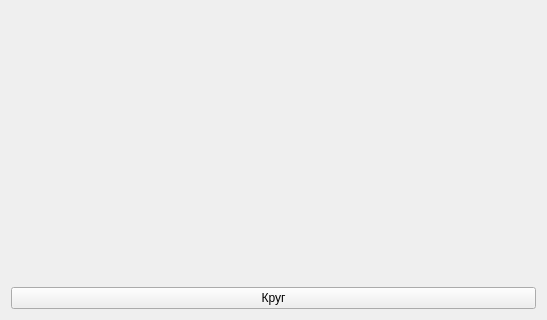
Dmitriy-Pupkov/Miass-Pupkov, file Ui.ui: the form before one commit; both pictures show x 0 to 547 and y 487 to 807 of the 547 by 807 pixel window.
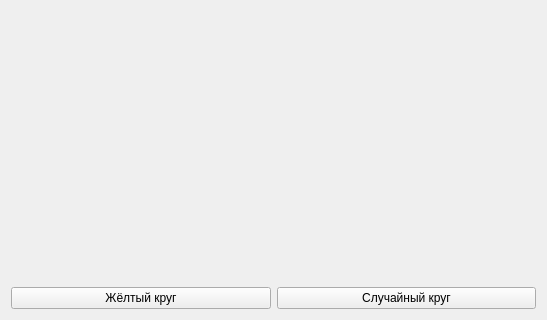
The form after the commit.

Commit message: Решение задачи 3

What changed in the file:
```diff
--- a/Ui.ui
+++ b/Ui.ui
@@ -28,11 +28,22 @@
     </spacer>
    </item>
    <item>
+    <layout class="QHBoxLayout" name="horizontalLayout">
+     <item>
     <widget class="QPushButton" name="pushButton">
      <property name="text">
-      <string>Круг</string>
-     </property>
-    </widget>
+        <string>Жёлтый круг</string>
+       </property>
+      </widget>
+     </item>
+     <item>
+      <widget class="QPushButton" name="pushButton_2">
+       <property name="text">
+        <string>Случайный круг</string>
+       </property>
+      </widget>
+     </item>
+    </layout>
    </item>
   </layout>
  </widget>
```
Lines whose indentation alone changed are shown as unchanged. The commit also changes 2 other files.
